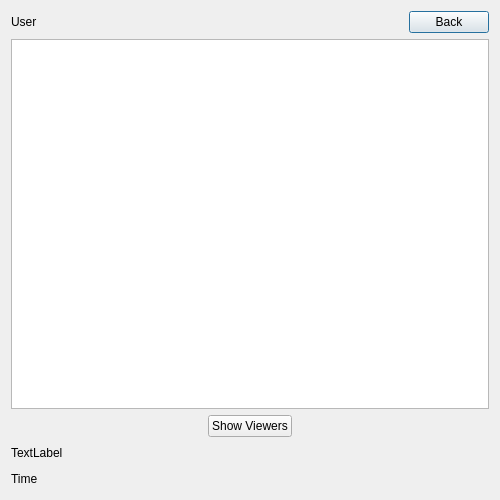
Before: the Qt Designer form myimagesdialog.ui in hassan-kandil/DistImage, drawn with Qt 5.
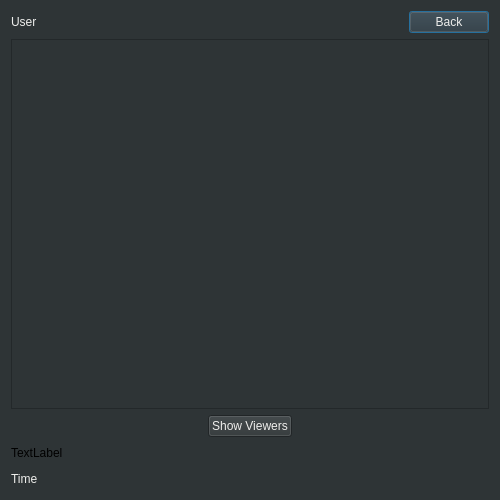
After: the same form once the commit is applied.

Diff of the .ui file:
```diff
--- a/myimagesdialog.ui
+++ b/myimagesdialog.ui
@@ -13,11 +13,18 @@
   <property name="windowTitle">
    <string>DistImage</string>
   </property>
+  <property name="styleSheet">
+   <string notr="true">background-color: rgb(46, 52, 54)
+</string>
+  </property>
   <layout class="QVBoxLayout" name="verticalLayout">
    <item>
     <layout class="QHBoxLayout" name="horizontalLayout_2">
      <item>
       <widget class="QLabel" name="lbl_user">
+       <property name="styleSheet">
+        <string notr="true">color: rgb(238, 238, 236)</string>
+       </property>
        <property name="text">
         <string>User</string>
        </property>
@@ -38,6 +45,9 @@
      </item>
      <item>
       <widget class="QPushButton" name="push_back">
+       <property name="styleSheet">
+        <string notr="true">color: rgb(238, 238, 236)</string>
+       </property>
        <property name="text">
         <string>Back</string>
        </property>
@@ -46,7 +56,11 @@
     </layout>
    </item>
    <item>
-    <widget class="QListWidget" name="listWidget"/>
+    <widget class="QListWidget" name="listWidget">
+     <property name="styleSheet">
+      <string notr="true">color: rgb(238, 238, 236)</string>
+     </property>
+    </widget>
    </item>
    <item>
     <layout class="QHBoxLayout" name="horizontalLayout">
@@ -65,6 +79,9 @@
      </item>
      <item>
       <widget class="QPushButton" name="push_view">
+       <property name="styleSheet">
+        <string notr="true">color: rgb(238, 238, 236)</string>
+       </property>
        <property name="text">
         <string>Show Viewers</string>
        </property>
@@ -113,6 +130,9 @@
     <layout class="QHBoxLayout" name="horizontalLayout_7">
      <item>
       <widget class="QLabel" name="lbl_time">
+       <property name="styleSheet">
+        <string notr="true">color: rgb(238, 238, 236)</string>
+       </property>
        <property name="text">
         <string>Time</string>
        </property>
```
